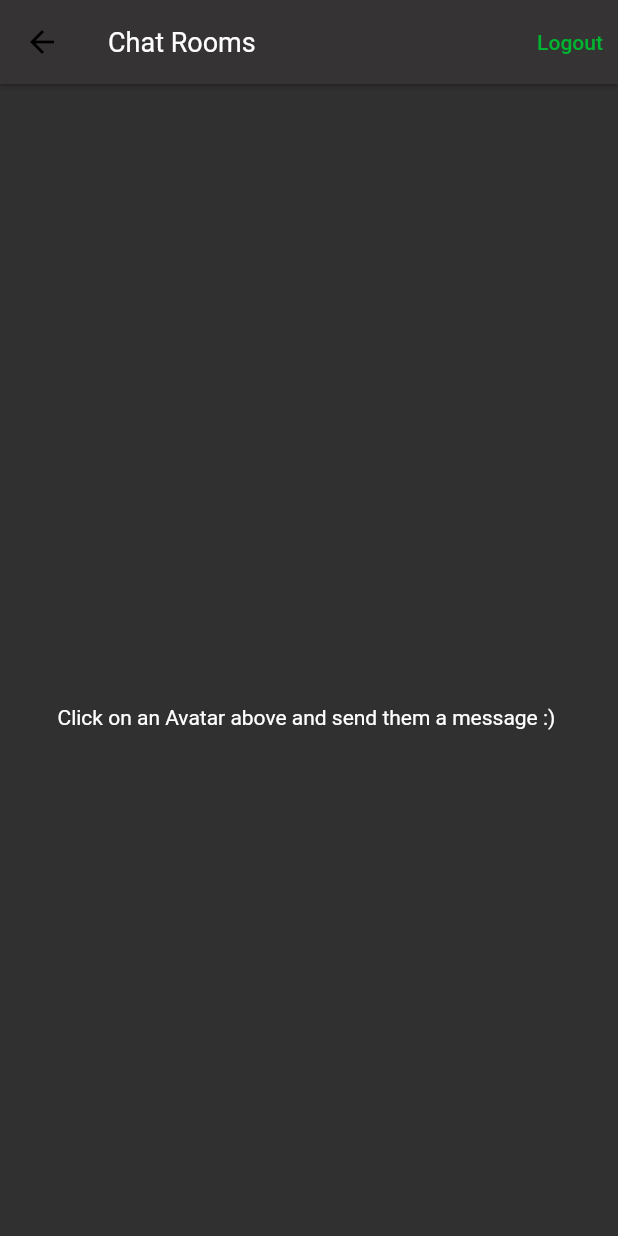
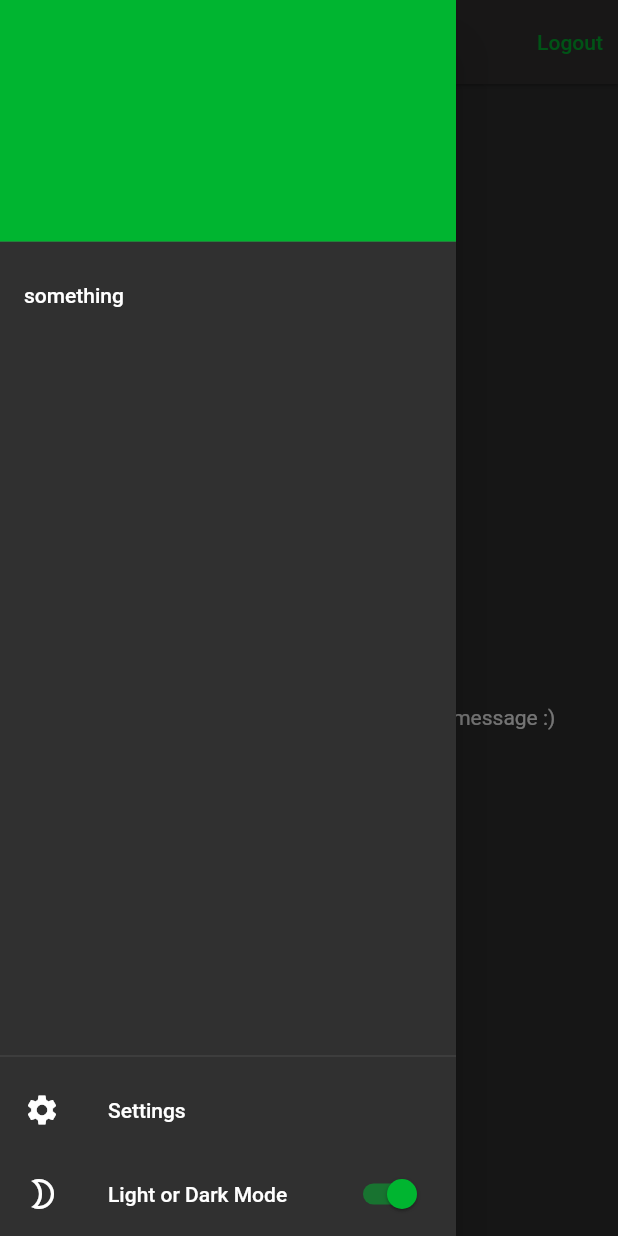
Before and after one commit to georgebjork/SupaChat, a Flutter app: the RoomsPage screen opened directly, with the side drawer open (before the commit the screen has no drawer), on a phone screen of 412 x 824 dp. Run offline on Flutter 3.47's test engine with Material 2 defaults, Android fonts, the phone set to English and light mode, and no system bars; our stand-ins replace hexcolor, supabase_flutter, timeago; accounts and stored records are empty; network calls fail.

Commit message:
added light dark mode switcher

```diff
--- a/lib/main.dart
+++ b/lib/main.dart
@@ -43,11 +43,17 @@ class MyAppWithTheme extends StatelessWidget{
   @override
   Widget build(BuildContext context) {
     final theme = ThemeProvider(key: 'dark').getTheme();
-    return MaterialApp(
-        title: 'Flutter Demo',
-        theme: theme,
-        home: const SplashScreen(),
+    return Consumer<ThemeProvider>(
+      builder: (context, data, _) {
+        return  MaterialApp(
+          title: 'Flutter Demo',
+          theme: data.getTheme(),
+          home: const SplashScreen(),
+        );
+      }
     );
+
+
   }
 
 }
--- a/lib/models/providers/theme_provider.dart
+++ b/lib/models/providers/theme_provider.dart
@@ -7,6 +7,13 @@ class ThemeProvider extends ChangeNotifier{
 
   late ThemeData _themeData;
   late String key;
+  // True stands for dark and false stands for light
+  late bool isDark;
+
+  final _green = HexColor('#00b530');
+  final _black = HexColor('#353333');
+  final _grey = HexColor('#a6a6a6');
+
 
   ThemeProvider({required String key}){
     setTheme(key);
@@ -15,8 +22,10 @@ class ThemeProvider extends ChangeNotifier{
 
   void setTheme(String theme){
     if(theme == "dark") {
+      isDark = true;
       _themeData = appThemeDark;
     } else {
+      isDark = false;
       _themeData = appThemeLight;
     }
     notifyListeners();
@@ -25,6 +34,10 @@ class ThemeProvider extends ChangeNotifier{
   ThemeData getTheme(){
     return _themeData;
   }
+
+  HexColor get green => _green;
+  HexColor get black => _black;
+  HexColor get grey => _grey;
 
 
   // Light theme, but not as loved.
--- a/lib/screens/rooms_page.dart
+++ b/lib/screens/rooms_page.dart
@@ -3,6 +3,7 @@ import 'package:chat_app/components/avatar.dart';
 import 'package:chat_app/models/Message.dart';
 import 'package:chat_app/models/providers/room_page_provider.dart';
 import 'package:chat_app/models/profile.dart';
+import 'package:chat_app/models/providers/theme_provider.dart';
 import 'package:chat_app/models/room.dart';
 import 'package:chat_app/screens/chat_page.dart';
 import 'package:chat_app/screens/register_page.dart';
@@ -54,6 +55,7 @@ class _RoomsPageState extends State<RoomsPage> {
   @override
   Widget build(BuildContext context) {
     return Scaffold(
+      drawer: HomeDrawer(),
       appBar: AppBar(
         title: const Text('Chat Rooms'),
         actions: [
@@ -276,14 +278,57 @@ class _DisplayChatsState extends State<DisplayChats> {
 }
 
 
-/*
+class HomeDrawer extends StatefulWidget {
 
- // Create a subscription to get realtime updates on room creation
-    roomsStream = supabase
-    .from('room_participants')
-    .stream(primaryKey: ['room_id', 'profile_id'])
-    .neq('profile_id', userId)
-    .map((event) => event.map((e) => Room.fromRoomParticipants(e)).toList());
+  const HomeDrawer({super.key});
 
+  @override
+  State<HomeDrawer> createState() => _HomeDrawerState();
+}
 
-*/
+class _HomeDrawerState extends State<HomeDrawer> {
+  @override
+  Widget build(BuildContext context) {
+    final themeData = Provider.of<ThemeProvider>(context, listen: false);
+    return Drawer(
+      child: Column(
+        children: [
+          DrawerHeader(decoration: BoxDecoration(color: themeData.green), child: null),
+          Expanded(
+            child: ListView(
+              shrinkWrap: true,
+              children: const [
+                ListTile(title: Text('something'),)
+              ],
+            ),
+          ),
+          Align(
+            alignment: FractionalOffset.bottomCenter,
+            child: Column(
+              children: [
+                const Divider(),
+                const ListTile(leading: Icon(Icons.settings), title: Text('Settings')),
+                SwitchListTile(
+                  title: Text('Light or Dark Mode'),
+                  secondary: themeData.isDark ? const Icon(Icons.brightness_2_outlined) : const Icon(Icons.brightness_low_sharp),
+                  value: themeData.isDark,
+                  activeColor: themeData.green,
+                  onChanged: (toggled) {
+                    setState(() {
+                      if(themeData.isDark == true){
+                        themeData.setTheme('light');
+                      }
+                      else {
+                        themeData.setTheme('dark');
+                      }
+                    });
+                  },
+                )
+              ],
+            ),
+          )
+        ],
+      ),
+    );
+  }
+}
```
